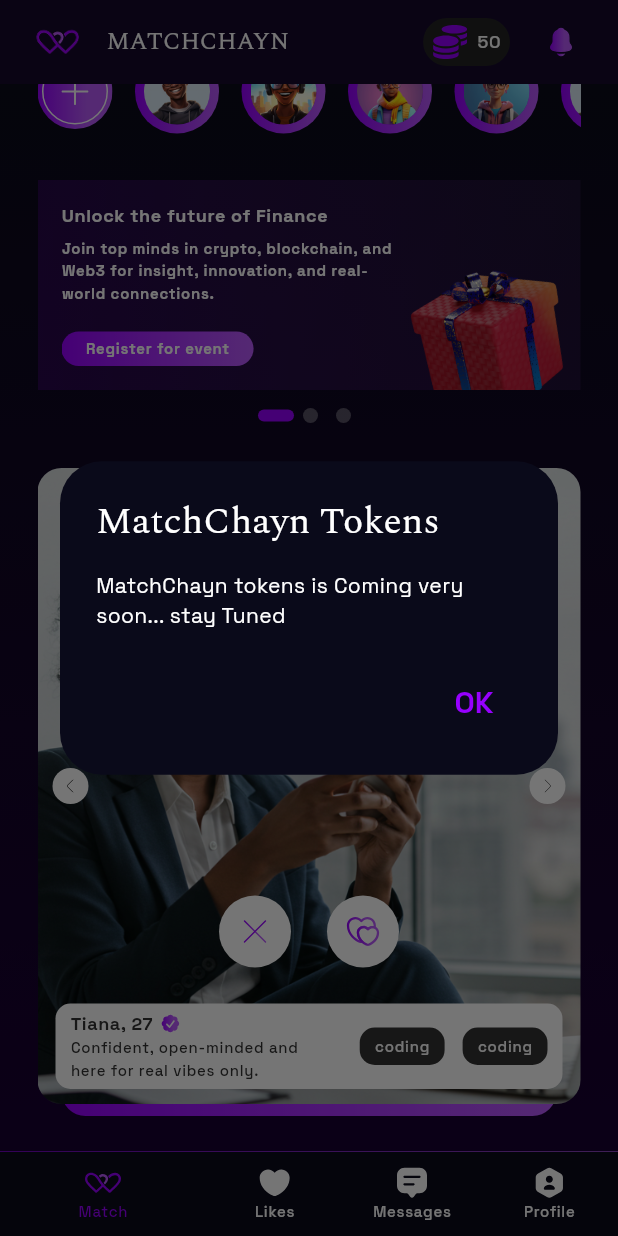
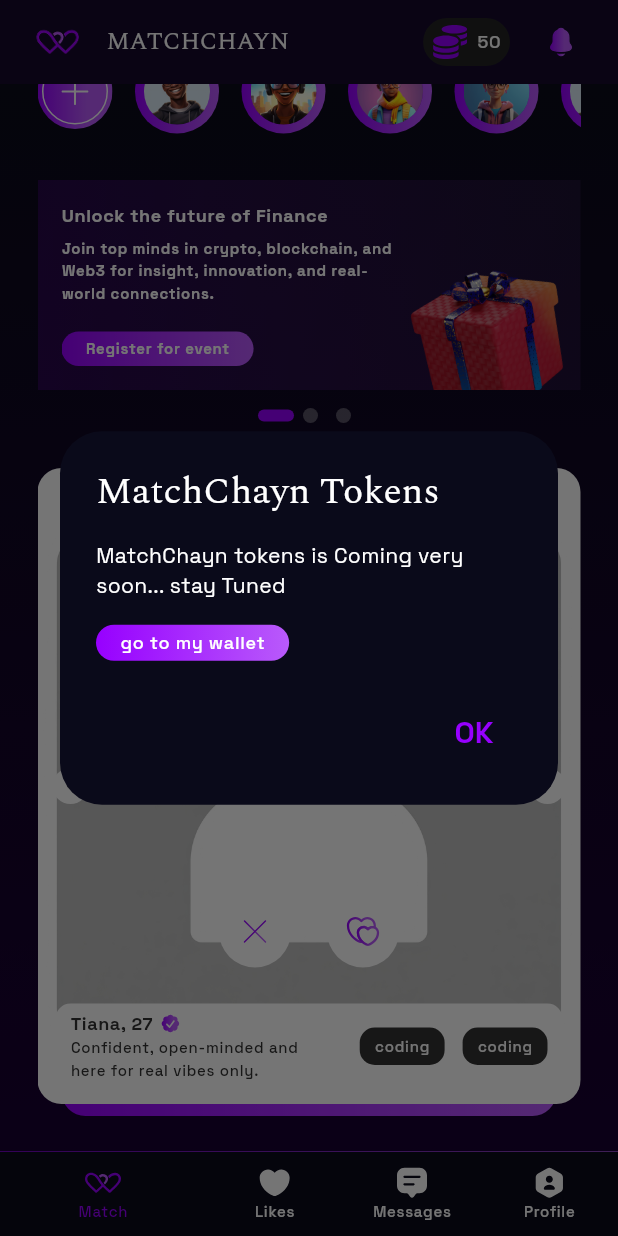
Before and after one commit to Coding-With-Josh/matchchaynhq, a Flutter app: the HomeScreen screen opened by its route, scrolled down 37 dp, after a tap on "50", on a phone screen of 412 x 824 dp. Run offline on Flutter 3.47's test engine with Material 3 defaults, Android fonts, the phone set to English and light mode, and no system bars; drawn by our look-alikes of cached_network_image; our stand-ins replace country_code_picker, flutter_bloc, flutter_secure_storage, flutter_svg, freezed_annotation, go_router and 3 more; missing offline and left inert: country_flags, solana, solana_mobile_client; accounts and stored records are empty; network calls fail; statements that could not run were skipped; project files that could hold a hidden picture were left out.

Commit message:
more on chain

```diff
--- a/lib/app_router/route_destinations.dart
+++ b/lib/app_router/route_destinations.dart
@@ -44,6 +44,6 @@ abstract final class RouteDestinations {
   static const calls = "$messages/$callRelative";
 
   //premium
+  static const premium = "/premium";
   static const premiumRelative = "premium";
-  static const premium = "$likes/$premiumRelative";
 }
--- a/lib/data/dummy_data/home_dummy.dart
+++ b/lib/data/dummy_data/home_dummy.dart
@@ -1,4 +1,4 @@
-
+final String defaultImage =  "assets/images/default_profile.jpg";
 final List<String> imagesMixed = [
   'https://github.com/bethel-m/matchayn_images/blob/main/profile1.jpg?raw=true',
   'https://github.com/bethel-m/matchayn_images/blob/main/profile2.jpg?raw=true',
--- a/lib/ui/home/home_screen.dart
+++ b/lib/ui/home/home_screen.dart
@@ -40,17 +40,36 @@ class HomeScreen extends StatelessWidget {
                 builder: (context) {
                   return AlertDialog(
                     title: Text('MatchChayn Tokens'),
-                    content: Text(
-                      'MatchChayn tokens is Coming very soon... stay Tuned',
+                    content: Column(
+                      mainAxisSize: MainAxisSize.min,
+                      crossAxisAlignment: CrossAxisAlignment.start,
+                      children: [
+                        Text(
+                          'MatchChayn tokens is Coming very soon... stay Tuned',
+                        ),
+                        SizedBox(height: 16),
+                        PrimaryButton(
+                          textStyle: Theme.of(context).textTheme.labelMedium,
+                          hugContents: true,
+                          padding: EdgeInsets.symmetric(
+                            horizontal: 16,
+                            vertical: 4,
+                          ),
+                          text: "go to my wallet",
+                          onPressed: () {
+                            context.push(RouteDestinations.premium);
+                            context.pop();
+
+                          },
+                        ),
+                      ],
                     ),
                     actions: [
                       TextButton(
                         onPressed: () {
                           context.pop();
                         },
-                        child: Text(
-                          'OK',
-                        ),
+                        child: Text('OK'),
                       ),
                     ],
                   );
@@ -142,7 +161,6 @@ class HomeScreen extends StatelessWidget {
     );
   }
 }
-
 
 class EventCarousel extends StatelessWidget {
   const EventCarousel({super.key});
--- a/lib/ui/home/widgets/image_carousel.dart
+++ b/lib/ui/home/widgets/image_carousel.dart
@@ -77,7 +77,7 @@ class _ImageCarouselState extends State<ImageCarousel> {
                       ),
                     ),
                 errorWidget: (context, url, error) => Image.asset(
-                  "assets/images/user1.png",
+                  defaultImage,
                   fit: BoxFit.cover,
                   width: double.infinity,
                   height: double.infinity,
--- a/lib/ui/likes/likes_screen.dart
+++ b/lib/ui/likes/likes_screen.dart
@@ -404,7 +404,7 @@ class ProfileListing extends StatelessWidget {
                   ClipRRect(
                     borderRadius: BorderRadius.circular(10),
                     child: Image.asset(
-                      "assets/images/user1.png",
+                      defaultImage,
                       fit: BoxFit.cover,
                     ),
                   ),
--- a/lib/ui/profile/widgets/profile_gallery_section.dart
+++ b/lib/ui/profile/widgets/profile_gallery_section.dart
@@ -1,5 +1,6 @@
 import 'package:cached_network_image/cached_network_image.dart';
 import 'package:flutter/material.dart';
+import 'package:matchchayn/data/dummy_data/home_dummy.dart' show defaultImage;
 import 'package:matchchayn/ui/profile/widgets/section_header.dart';
 
 import '../../app_theme/app_theme.dart';
@@ -46,7 +47,7 @@ class ProfileGalleryImage extends StatelessWidget {
                   ),
                 ),
             errorWidget: (context, url, error) => Image.asset(
-              "assets/images/user1.png",
+              defaultImage,
               fit: BoxFit.cover,
               width: double.infinity,
               height: double.infinity,
@@ -159,7 +160,7 @@ class FullScreenImageScreen extends StatelessWidget {
                             ),
                           ),
                       errorWidget: (context, url, error) => Image.asset(
-                        "assets/images/user1.png",
+                        defaultImage,
                         fit: BoxFit.cover,
                       ),
                       fit: BoxFit.cover,
```
Also changed, not shown: lib/app_router/app_router.dart (+4 -6 lines), assets/images/default_profile.jpg (added).
